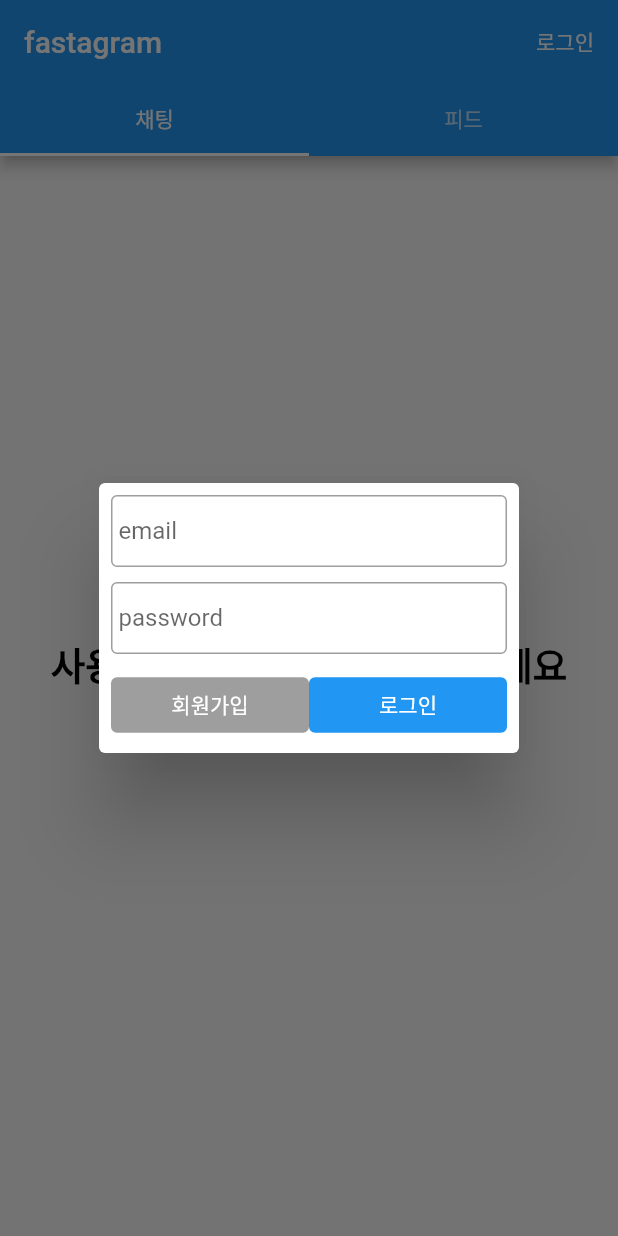
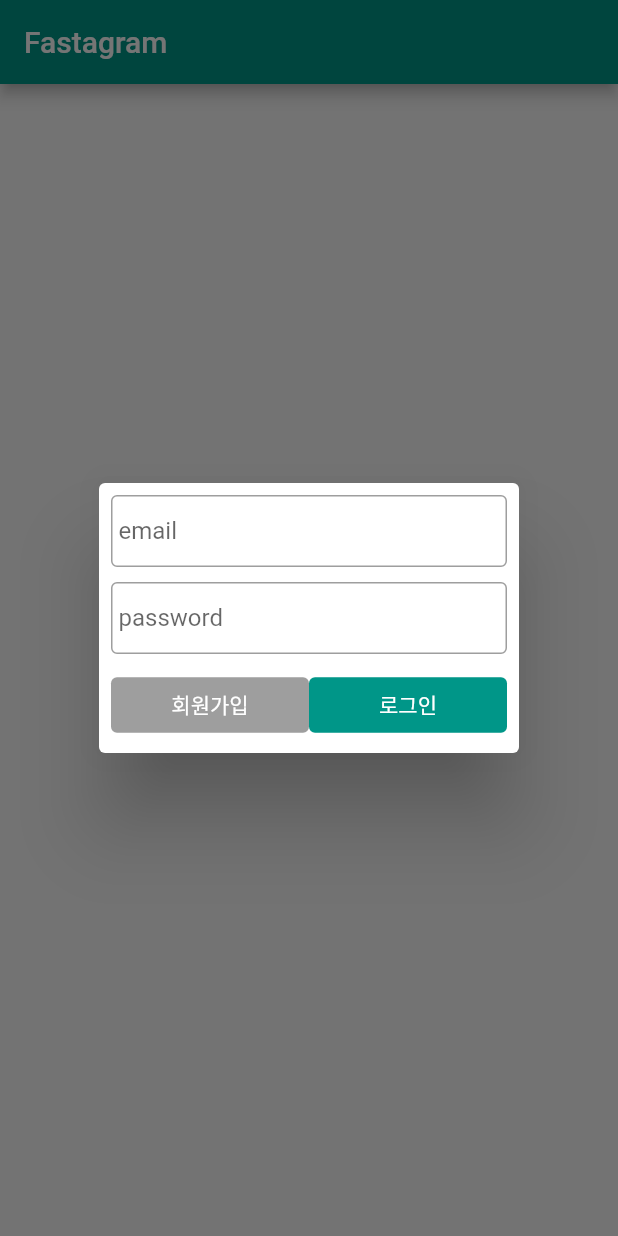
Before and after one commit to hi-jin/flutter_sns, a Flutter app: the screen it shows after launch, after a tap on "로그인", on a phone screen of 412 x 824 dp. Run offline on Flutter 3.47's test engine with Material 2 defaults, Android fonts, the phone set to English and light mode, and no system bars; our stand-ins replace cloud_firestore, firebase_auth, firebase_core, firebase_storage, image_picker; accounts and stored records are empty.

Commit message:
change all ui

```diff
--- a/lib/core/auth.dart
+++ /dev/null
@@ -1,4 +0,0 @@
-import 'package:firebase_auth/firebase_auth.dart';
-
-final auth = FirebaseAuth.instance;
-User? user;
--- a/lib/core/theme.dart
+++ b/lib/core/theme.dart
@@ -11,3 +11,7 @@ const kInputDecoration = InputDecoration(
   contentPadding: EdgeInsets.all(5),
   border: OutlineInputBorder(),
 );
+
+class MyColors {
+  static const Color primary = Colors.teal;
+}
--- a/lib/main.dart
+++ b/lib/main.dart
@@ -1,4 +1,6 @@
+import 'package:firebase_auth/firebase_auth.dart';
 import 'package:flutter/material.dart';
+import 'package:flutter_sns/core/app_user.dart';
 import 'package:flutter_sns/firebase_options.dart';
 import 'package:flutter_sns/ui/home/main_view.dart';
 import 'package:firebase_core/firebase_core.dart';
@@ -20,6 +22,14 @@ class MyApp extends StatelessWidget {
   @override
   Widget build(BuildContext context) {
     return MaterialApp(
+      theme: ThemeData(
+        appBarTheme: AppBarTheme(
+          color: Colors.teal
+        ),
+        tabBarTheme: TabBarTheme(
+          labelColor: Colors.black
+        ),
+      ),
       home: MainView(),
     );
   }
--- a/lib/ui/home/main_view.dart
+++ b/lib/ui/home/main_view.dart
@@ -1,12 +1,8 @@
-import 'package:firebase_auth/firebase_auth.dart';
 import 'package:flutter/material.dart';
+import 'package:flutter_sns/core/app_user.dart';
 import 'package:flutter_sns/core/theme.dart';
-import 'package:flutter_sns/ui/sns_feed/feed_view.dart';
-import 'package:flutter_sns/widgets/chat_widget.dart';
-import 'package:flutter_sns/widgets/colored_button.dart';
+import 'package:flutter_sns/ui/settings/setting_view.dart';
 import 'package:flutter_sns/widgets/login_dialog.dart';
-
-import '../../core/auth.dart';
 
 class MainView extends StatefulWidget {
   const MainView({Key? key}) : super(key: key);
@@ -16,144 +12,83 @@ class MainView extends StatefulWidget {
 }
 
 class _MainViewState extends State<MainView> {
+  int _selectedTab = 0;
+
   @override
   void initState() {
     super.initState();
-    getAuth();
-  }
-
-  void getAuth() {
-    setState(() {
-      user = auth.currentUser;
-    });
   }
 
   @override
   Widget build(BuildContext context) {
-    return DefaultTabController(
-      length: 2,
-      child: Scaffold(
+    if (AppUser.currentUser == null) {
+      setState(() {
+        _selectedTab = 0;
+      });
+    }
+
+    return Scaffold(
       appBar: AppBar(
-          title: Text('fastagram'),
-          actions: [
-            if (user == null) ...[
+        title: Text("Fastagram"),
+      ),
+      body: SafeArea(
+        child: Stack(
+          children: [
+            if (AppUser.currentUser == null) ...[
+              Center(
+                child: Row(
+                  mainAxisSize: MainAxisSize.min,
+                  children: [
+                    Text("먼저", style: kTitleTextStyle),
                     TextButton(
                       onPressed: () async {
-                  final user = await showDialog(
+                        await showDialog(
                           context: context,
-                    builder: (context) {
-                      return LoginDialog();
-                    },
+                          builder: (context) => LoginDialog(),
                         );
-                  print(user);
-                  getAuth();
-                },
-                child: Padding(
-                  padding: const EdgeInsets.all(8.0),
-                  child: Text(
-                    '로그인',
-                    style: TextStyle(color: Colors.white),
-                  ),
-                ),
-              ),
-            ] else ...[
-              TextButton(
-                onPressed: () {
-                  auth.signOut().then((value) {
-                    getAuth();
-                  });
-                },
-                child: Padding(
-                  padding: const EdgeInsets.all(8.0),
-                  child: Text(
-                    '로그아웃',
-                    style: TextStyle(color: Colors.white),
-                  ),
-                ),
-              ),
-            ]
-          ],
-          bottom: TabBar(
-            tabs: [
-              Tab(
-                text: "채팅",
-              ),
-              Tab(
-                text: "피드",
-              ),
-            ],
-          ),
-        ),
-        body: SafeArea(
-          child: TabBarView(
-            children: [
-              Padding(
-                padding:
-                    const EdgeInsets.symmetric(horizontal: 20, vertical: 10),
-                child: Center(
-                  child: Column(
-                    mainAxisSize:
-                        (user == null) ? MainAxisSize.min : MainAxisSize.max,
-                    children: [
-                      if (user == null) ...[
-                        Text(
-                          '안녕하세요',
-                          style: kTitleTextStyle,
-                        ),
-                        SizedBox(height: 20.0),
-                        Row(
-                          mainAxisSize: MainAxisSize.min,
-                          children: [
-                            Text(
-                              '사용하기에 앞서',
-                              style: kTitleTextStyle,
-                            ),
-                            TextButton(
-                              onPressed: () async {
-                                final user = await showDialog(
-                                  context: context,
-                                  builder: (context) {
-                                    return LoginDialog();
-                                  },
-                                );
-                                print(user);
-                                getAuth();
+                        setState(() {}); // 로그인 정보 변경사항 적용
                       },
                       child: Text(
                         "로그인",
                         style: kTitleTextStyle.copyWith(
-                                    color: Colors.blue),
+                          color: MyColors.primary,
                         ),
                       ),
-                            Text(
-                              '해주세요',
-                              style: kTitleTextStyle,
                     ),
-                          ],
-                        ),
-                        SizedBox(height: 100.0),
-                      ] else ...[
-                        // 로그인 완료
-                        Row(
-                          mainAxisAlignment: MainAxisAlignment.spaceBetween,
-                          children: [
-                            Text(
-                              '${user!.email!.split('@').elementAt(0)}님 안녕하세요..',
-                              style: kTitleTextStyle,
-                            ),
-                          ],
-                        ),
-                        Expanded(child: ChatWidget()),
-                      ]
+                    Text("해주세요...", style: kTitleTextStyle),
                   ],
                 ),
               ),
+            ],
+            [
+              Container(),
+              Container(),
+              SettingView(
+                logout: () {
+                  setState(() {});
+                },
               ),
-              FeedView(),
+            ].elementAt(_selectedTab)
           ],
         ),
       ),
-      ),
+      bottomNavigationBar: (AppUser.currentUser != null)
+          ? BottomNavigationBar(
+              items: const [
+                BottomNavigationBarItem(icon: Icon(Icons.feed), label: '피드'),
+                BottomNavigationBarItem(
+                    icon: Icon(Icons.chat_bubble), label: '채팅'),
+                BottomNavigationBarItem(
+                    icon: Icon(Icons.settings), label: '설정'),
+              ],
+              currentIndex: _selectedTab,
+              onTap: (index) {
+                setState(() {
+                  _selectedTab = index;
+                });
+              },
+            )
+          : null,
     );
   }
 }
--- a/lib/widgets/chat_widget.dart
+++ b/lib/widgets/chat_widget.dart
@@ -1,6 +1,6 @@
 import 'package:cloud_firestore/cloud_firestore.dart';
 import 'package:flutter/material.dart';
-import 'package:flutter_sns/core/auth.dart';
+import 'package:flutter_sns/core/app_user.dart';
 import 'package:flutter_sns/core/theme.dart';
 
 class ChatWidget extends StatefulWidget {
@@ -54,7 +54,7 @@ class _ChatWidgetState extends State<ChatWidget> {
                     itemBuilder: (context, i) {
                       final at = DateTime.fromMicrosecondsSinceEpoch(sent_at.elementAt(i).microsecondsSinceEpoch);
                       return ListTile(
-                        textColor: (user!.email != senders.elementAt(i)) ? Colors.black: Colors.blue,
+                        // textColor: (User.currentUser.user.email != senders.elementAt(i)) ? Colors.black: MyColors.primary,
                         title: Text(messages.elementAt(i)),
                         subtitle: Text('by ${senders.elementAt(i).split('@').elementAt(0)}'),
                         trailing: Text('${at.hour}시 ${at.minute}분'),
@@ -74,7 +74,7 @@ class _ChatWidgetState extends State<ChatWidget> {
                     }
                     _fireStore.collection("messages").add({
                       'text': _chatController.text,
-                      'sender': user!.email,
+                      // 'sender': User.currentUser!.email,
                       'sent_at': Timestamp.now(),
                     });
                     setState(() {
```
Also changed, not shown: lib/core/app_user.dart (added, +32 -0 lines), lib/ui/settings/setting_view.dart (added, +28 -0 lines), lib/ui/sns_feed/feed_view.dart (+9 -8 lines), lib/widgets/login_dialog.dart (+8 -16 lines). Lines whose indentation alone changed are shown as unchanged.
